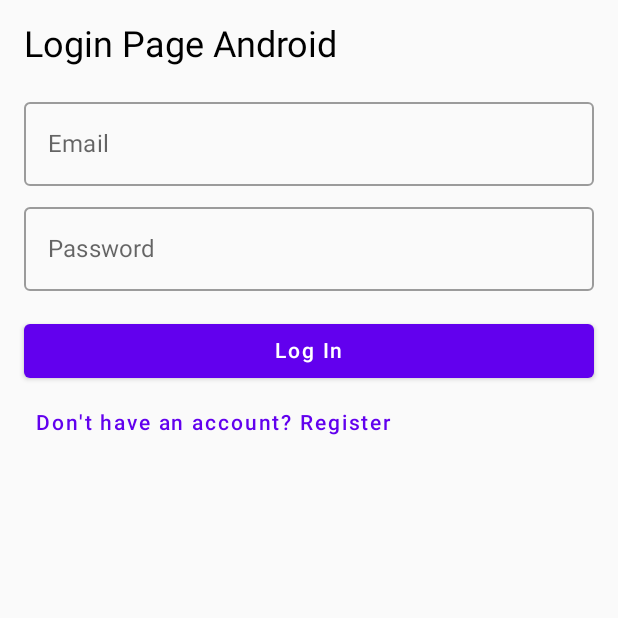
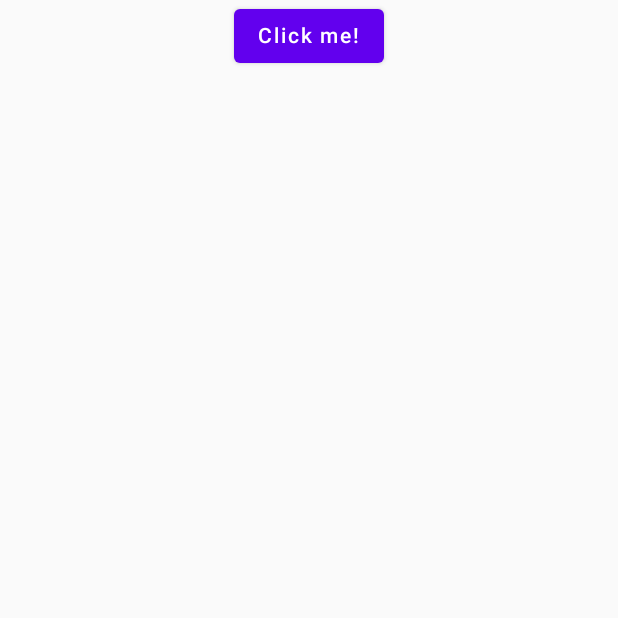
Before and after one commit to yotam4249/KotlimProjectKMM, an Android app built with Jetpack Compose: the screen it shows after launch (AuthActivity before the commit, MainActivity after it), on a phone screen of 412 x 824 dp, the top half of it. Run offline under Robolectric (Android 15) with nearby library versions, the phone set to English and light mode, and no system bars; our stand-ins replace Compose Multiplatform resources.

Commit message:
Revert "shared - android firebase auth implementation"
This reverts commit 6e6195db2f78be186752cc96998c8a299bcb5f7b.

```diff
--- a/composeApp/build.gradle.kts
+++ b/composeApp/build.gradle.kts
@@ -62,13 +62,8 @@ android {
         sourceCompatibility = JavaVersion.VERSION_11
         targetCompatibility = JavaVersion.VERSION_11
     }
-    buildFeatures {
-        compose = true
-    }
 }
 
 dependencies {
-    implementation(libs.androidx.navigation.compose)
-    implementation(libs.firebase.auth.ktx)
     debugImplementation(compose.uiTooling)
 }
--- a/composeApp/src/androidMain/kotlin/org/example/project/Activities/AuthActivity.kt
+++ /dev/null
@@ -1,16 +0,0 @@
-package org.example.project.Activities
-
-import android.os.Bundle
-import androidx.activity.ComponentActivity
-import androidx.activity.compose.setContent
-import org.example.project.navigation.AuthNavHost
-
-class AuthActivity : ComponentActivity() {
-    override fun onCreate(savedInstanceState: Bundle?) {
-        super.onCreate(savedInstanceState)
-        setContent {
-            AuthNavHost()
-        }
-    }
-
-}
--- a/composeApp/src/androidMain/kotlin/org/example/project/Activities/App.kt
+++ b/composeApp/src/androidMain/kotlin/org/example/project/App.kt
@@ -1,4 +1,4 @@
-package org.example.project.Activities
+package org.example.project
 
 import androidx.compose.animation.AnimatedVisibility
 import androidx.compose.foundation.Image
@@ -15,7 +15,6 @@ import org.jetbrains.compose.ui.tooling.preview.Preview
 
 import kotlinprojectkmm.composeapp.generated.resources.Res
 import kotlinprojectkmm.composeapp.generated.resources.compose_multiplatform
-import org.example.project.Greeting
 
 @Composable
 @Preview
--- a/composeApp/src/androidMain/kotlin/org/example/project/AuthScreens/loginScreen.kt
+++ /dev/null
@@ -1,76 +0,0 @@
-package org.example.project.AuthScreens
-
-import androidx.compose.foundation.layout.Column
-import androidx.compose.foundation.layout.Spacer
-import androidx.compose.foundation.layout.fillMaxSize
-import androidx.compose.foundation.layout.fillMaxWidth
-import androidx.compose.foundation.layout.height
-import androidx.compose.foundation.layout.padding
-import androidx.compose.material.Button
-import androidx.compose.material.MaterialTheme
-import androidx.compose.material.OutlinedTextField
-import androidx.compose.material.Text
-import androidx.compose.material.TextButton
-import androidx.compose.runtime.Composable
-import androidx.compose.runtime.mutableStateOf
-import androidx.compose.runtime.remember
-import androidx.compose.ui.Modifier
-import androidx.compose.ui.unit.dp
-import androidx.compose.runtime.getValue
-import androidx.compose.runtime.setValue
-import androidx.compose.ui.tooling.preview.Preview
-
-
-@Composable
-fun loginScreen(
-    onLoginClick : (email:String , password:String) -> Unit,
-    onRegisterPageClick : () -> Unit
-)
-{
-    var email by remember { mutableStateOf("") }
-    var password by remember { mutableStateOf("") }
-
-
-    Column ( modifier = Modifier
-        .fillMaxSize()
-        .padding(16.dp)){
-        Text("Login Page Android", style = MaterialTheme.typography.h5)
-        Spacer(modifier = Modifier.height(16.dp))
-        OutlinedTextField(
-            value = email,
-            onValueChange = {email = it},
-            label = { Text("Email") },
-            singleLine = true,
-            modifier = Modifier.fillMaxWidth()
-        )
-        Spacer(modifier = Modifier.height(6.dp))
-        OutlinedTextField(
-            value = password,
-            onValueChange = { password = it },
-            label = { Text("Password") },
-            singleLine = true,
-            modifier = Modifier.fillMaxWidth()
-        )
-        Spacer(modifier = Modifier.height(16.dp))
-        Button(
-            onClick = { onLoginClick(email, password) },
-            modifier = Modifier.fillMaxWidth()
-        ) {
-            Text("Log In")
-        }
-
-        TextButton(onClick = onRegisterPageClick) {
-            Text("Don't have an account? Register")
-        }
-    }
-}
-
-
-@Preview(showBackground = true)
-@Composable
-fun LoginScreenPreview() {
-    loginScreen(
-        onLoginClick = { email, password -> println("Preview login: $email") },
-        onRegisterPageClick = { println("Preview register") }
-    )
-}
--- a/composeApp/src/androidMain/kotlin/org/example/project/Activities/MainActivity.kt
+++ b/composeApp/src/androidMain/kotlin/org/example/project/MainActivity.kt
@@ -1,4 +1,4 @@
-package org.example.project.Activities
+package org.example.project
 
 import android.os.Bundle
 import androidx.activity.ComponentActivity
--- a/composeApp/src/androidMain/kotlin/org/example/project/navigation/AuthNavHost.kt
+++ /dev/null
@@ -1,48 +0,0 @@
-package org.example.project.navigation
-
-import android.app.Activity
-import android.content.Intent
-import androidx.compose.runtime.Composable
-import androidx.compose.runtime.remember
-import androidx.compose.runtime.rememberCoroutineScope
-import androidx.compose.ui.platform.LocalContext
-import androidx.navigation.compose.NavHost
-import androidx.navigation.compose.composable
-import androidx.navigation.compose.rememberNavController
-import com.google.firebase.auth.FirebaseAuth
-import kotlinx.coroutines.launch
-import org.example.project.Activities.MainActivity
-import org.example.project.AuthScreens.loginScreen
-import org.example.project.AuthServiceFactory
-
-
-@Composable
-fun AuthNavHost(){
-    val navController = rememberNavController()
-    val context = LocalContext.current
-    val scope = rememberCoroutineScope()
-    val authService = remember { AuthServiceFactory().create() }
-    NavHost(navController = navController, startDestination = "login"){
-        composable("login"){
-            loginScreen(
-                onLoginClick = {email, password ->
-                    scope.launch{
-                        val success = authService.login(email,password)
-                        if (success)
-                        {
-                            val intent = Intent(context,MainActivity::class.java)
-                            context.startActivity(intent)
-                            (context as? Activity)?.finish()
-                        }
-                        else{
-                            println("Login failed")
-                        }
-                    }
-                },
-                onRegisterPageClick = {
-                    navController.navigate("register")
-                }
-            )
-        }
-    }
-}
--- a/gradle/libs.versions.toml
+++ b/gradle/libs.versions.toml
@@ -14,8 +14,6 @@ androidx-test-junit = "1.2.1"
 compose-multiplatform = "1.7.3"
 junit = "4.13.2"
 kotlin = "2.1.10"
-navigationCompose = "2.8.9"
-firebaseAuthKtx = "23.2.0"
 
 [libraries]
 kotlin-test = { module = "org.jetbrains.kotlin:kotlin-test", version.ref = "kotlin" }
@@ -30,8 +28,6 @@ androidx-constraintlayout = { group = "androidx.constraintlayout", name = "const
 androidx-activity-compose = { module = "androidx.activity:activity-compose", version.ref = "androidx-activityCompose" }
 androidx-lifecycle-viewmodel = { group = "org.jetbrains.androidx.lifecycle", name = "lifecycle-viewmodel", version.ref = "androidx-lifecycle" }
 androidx-lifecycle-runtime-compose = { group = "org.jetbrains.androidx.lifecycle", name = "lifecycle-runtime-compose", version.ref = "androidx-lifecycle" }
-androidx-navigation-compose = { group = "androidx.navigation", name = "navigation-compose", version.ref = "navigationCompose" }
-firebase-auth-ktx = { group = "com.google.firebase", name = "firebase-auth-ktx", version.ref = "firebaseAuthKtx" }
 
 [plugins]
 androidApplication = { id = "com.android.application", version.ref = "agp" }
--- a/shared/build.gradle.kts
+++ b/shared/build.gradle.kts
@@ -43,6 +43,3 @@ android {
         minSdk = libs.versions.android.minSdk.get().toInt()
     }
 }
-dependencies {
-    implementation(libs.firebase.auth.ktx)
-}
--- a/shared/src/androidMain/kotlin/org/example/project/AuthServiceFactoryAndroid.kt
+++ /dev/null
@@ -1,26 +0,0 @@
-package org.example.project
-
-import com.google.firebase.auth.FirebaseAuth
-import kotlinx.coroutines.tasks.await
-
-actual class AuthServiceFactory{
-    actual fun create() : AuthService = AndroidAuthService()
-}
-
-class AndroidAuthService : AuthService {
-    private val auth = FirebaseAuth.getInstance()
-
-    override suspend fun login(email: String, password: String): Boolean {
-        return try{
-            auth.signInWithEmailAndPassword(email,password).await()
-            true
-        }catch (e:Exception)
-        {
-            false
-        }
-    }
-
-    override suspend fun logout() {
-        auth.signOut()
-    }
-}
--- a/shared/src/commonMain/kotlin/org/example/project/AuthService.kt
+++ /dev/null
@@ -1,10 +0,0 @@
-package org.example.project
-
-interface AuthService{
-    suspend fun login(email:String,password:String) : Boolean
-    suspend fun logout()
-}
-
-expect class AuthServiceFactory {
-    fun create(): AuthService
-}
```
Also changed, not shown: composeApp/src/androidMain/AndroidManifest.xml (+4 -11 lines), composeApp/src/androidMain/kotlin/org/example/project/AuthScreens/registerScreen.kt (deleted, +0 -27 lines), 1 other file.
